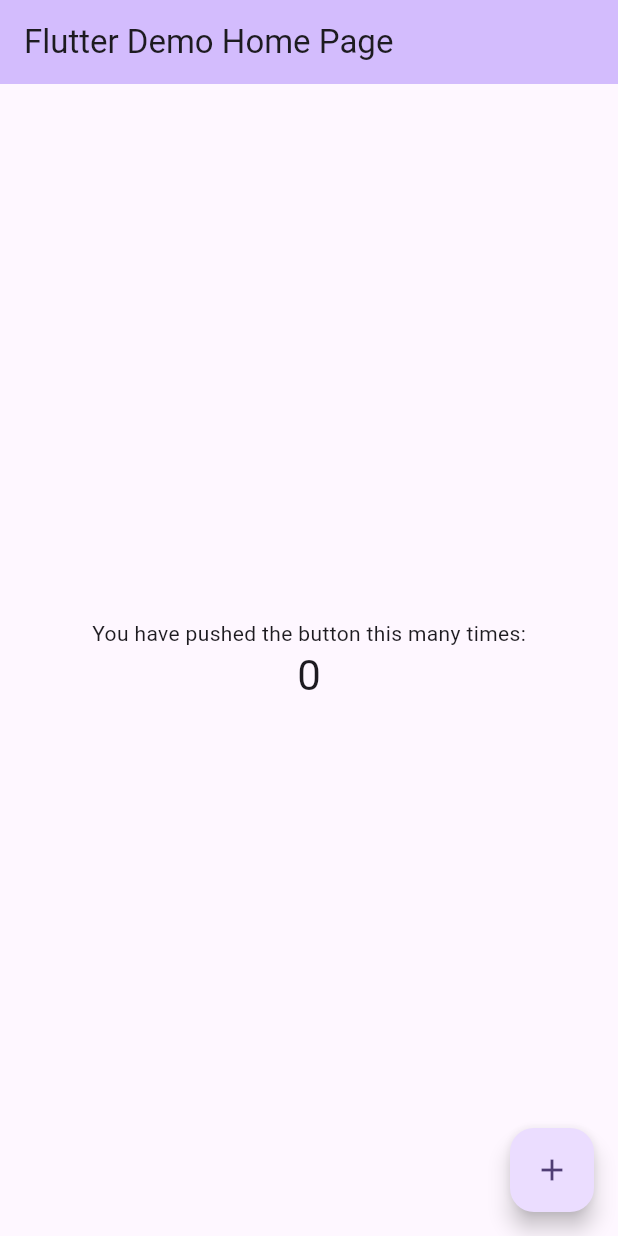
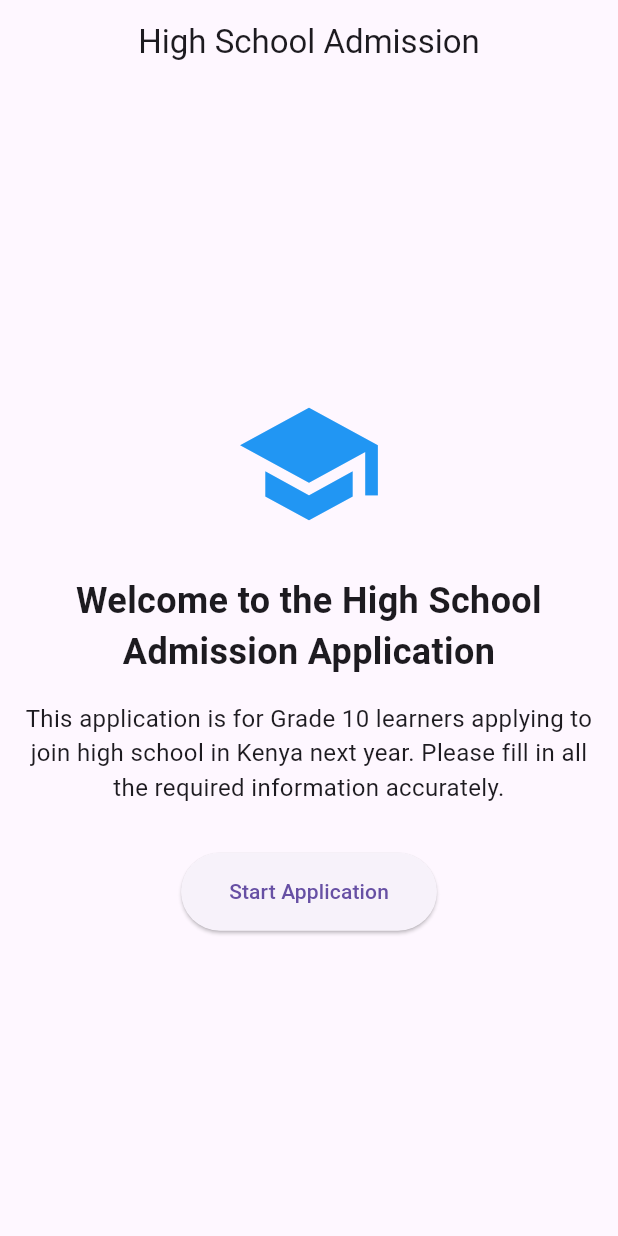
Before and after one commit to could-ai/019a0a86-845e-771f-9c58-c51d67e4208e, a Flutter app: the screen it shows after launch, on a phone screen of 412 x 824 dp. Run offline on Flutter 3.47's test engine with Material 3 defaults, Android fonts, the phone set to English and light mode, and no system bars.

Commit message:
Replacing the template main.dart with the admission app structure, including MaterialApp setup with a custom theme and routing to the WelcomeScreen.; Creating a data model class to hold all the application information fields required for the admission form, including personal details, academic records, and school preferences.; Creating the welcome screen that introduces the application and provides a button to start filling the form, navigating to the personal information screen.; Creating the personal information screen with a comprehensive form including student details, gender dropdown, and parent/guardian information, with validation and navigation to the academic info screen.; Creating the academic information screen to collect current school details, KCSE index, and subject grades from Grade 9, with form validation and navigation to school preferences.; Creating the school preferences screen allowing users to select up to 3 preferred Kenyan high schools from a list, with checkboxes for selection and additional text fields for reasons and extracurricular activities.; Creating the review screen to display all entered application data in a readable format, allowing users to verify their information before final submission, with a submit button that shows a confirmation dialog.

```diff
--- a/usr/lib/main.dart
+++ b/usr/lib/main.dart
@@ -1,120 +1,26 @@
 import 'package:flutter/material.dart';
+import 'package:couldai_user_app/screens/welcome_screen.dart';
 
 void main() {
-  runApp(const MyApp());
+  runApp(const AdmissionApp());
 }
 
-class MyApp extends StatelessWidget {
-  const MyApp({super.key});
+class AdmissionApp extends StatelessWidget {
+  const AdmissionApp({super.key});
 
-  // This widget is the root of your application.
   @override
   Widget build(BuildContext context) {
     return MaterialApp(
-      title: 'Flutter Demo',
+      title: 'High School Admission Application',
       debugShowCheckedModeBanner: false,
       theme: ThemeData(
-        // This is the theme of your application.
-        //
-        // TRY THIS: Try running your application with "flutter run". You'll see
-        // the application has a purple toolbar. Then, without quitting the app,
-        // try changing the seedColor in the colorScheme below to Colors.green
-        // and then invoke "hot reload" (save your changes or press the "hot
-        // reload" button in a Flutter-supported IDE, or press "r" if you used
-        // the command line to start the app).
-        //
-        // Notice that the counter didn't reset back to zero; the application
-        // state is not lost during the reload. To reset the state, use hot
-        // restart instead.
-        //
-        // This works for code too, not just values: Most code changes can be
-        // tested with just a hot reload.
-        colorScheme: ColorScheme.fromSeed(seedColor: Colors.deepPurple),
+        primarySwatch: Colors.blue,
+        inputDecorationTheme: const InputDecorationTheme(
+          border: OutlineInputBorder(),
+          contentPadding: EdgeInsets.symmetric(horizontal: 16, vertical: 12),
+        ),
       ),
-      home: const MyHomePage(title: 'Flutter Demo Home Page'),
+      home: const WelcomeScreen(),
     );
   }
 }
-
-class MyHomePage extends StatefulWidget {
-  const MyHomePage({super.key, required this.title});
-
-  // This widget is the home page of your application. It is stateful, meaning
-  // that it has a State object (defined below) that contains fields that affect
-  // how it looks.
-
-  // This class is the configuration for the state. It holds the values (in this
-  // case the title) provided by the parent (in this case the App widget) and
-  // used by the build method of the State. Fields in a Widget subclass are
-  // always marked "final".
-
-  final String title;
-
-  @override
-  State<MyHomePage> createState() => _MyHomePageState();
-}
-
-class _MyHomePageState extends State<MyHomePage> {
-  int _counter = 0;
-
-  void _incrementCounter() {
-    setState(() {
-      // This call to setState tells the Flutter framework that something has
-      // changed in this State, which causes it to rerun the build method below
-      // so that the display can reflect the updated values. If we changed
-      // _counter without calling setState(), then the build method would not be
-      // called again, and so nothing would appear to happen.
-      _counter++;
-    });
-  }
-
-  @override
-  Widget build(BuildContext context) {
-    // This method is rerun every time setState is called, for instance as done
-    // by the _incrementCounter method above.
-    //
-    // The Flutter framework has been optimized to make rerunning build methods
-    // fast, so that you can just rebuild anything that needs updating rather
-    // than having to individually change instances of widgets.
-    return Scaffold(
-      appBar: AppBar(
-        // TRY THIS: Try changing the color here to a specific color (to
-        // Colors.amber, perhaps?) and trigger a hot reload to see the AppBar
-        // change color while the other colors stay the same.
-        backgroundColor: Theme.of(context).colorScheme.inversePrimary,
-        // Here we take the value from the MyHomePage object that was created by
-        // the App.build method, and use it to set our appbar title.
-        title: Text(widget.title),
-      ),
-      body: Center(
-        // Center is a layout widget. It takes a single child and positions it
-        // in the middle of the parent.
-        child: Column(
-          // Column is also a layout widget. It takes a list of children and
-          // arranges them vertically. By default, it sizes itself to fit its
-          // children horizontally, and tries to be as tall as its parent.
-          //
-          // Column has various properties to control how it sizes itself and
-          // how it positions its children. Here we use mainAxisAlignment to
-          // center the children vertically; the main axis here is the vertical
-          // axis because Columns are vertical (the cross axis would be
-          // horizontal).
-          //
-          // TRY THIS: Invoke "debug painting" (choose the "Toggle Debug Paint"
-          // action in the IDE, or press "p" in the console), to see the
-          // wireframe for each widget.
-          mainAxisAlignment: MainAxisAlignment.center,
-          children: <Widget>[
-            const Text('You have pushed the button this many times:'),
-            Text('$_counter', style: Theme.of(context).textTheme.headlineMedium),
-          ],
-        ),
-      ),
-      floatingActionButton: FloatingActionButton(
-        onPressed: _incrementCounter,
-        tooltip: 'Increment',
-        child: const Icon(Icons.add),
-      ), // This trailing comma makes auto-formatting nicer for build methods.
-    );
-  }
-}
--- /dev/null
+++ b/usr/lib/models/application_data.dart
@@ -0,0 +1,21 @@
+class ApplicationData {
+  String fullName = '';
+  String dateOfBirth = '';
+  String gender = '';
+  String nationality = '';
+  String idNumber = '';
+  String phoneNumber = '';
+  String email = '';
+  String homeAddress = '';
+  String parentName = '';
+  String parentPhone = '';
+  String parentEmail = '';
+  String currentSchool = '';
+  String kcseIndex = '';
+  Map<String, String> subjects = {};
+  String overallGrade = '';
+  List<String> preferredSchools = [];
+  String whyJoinSchool = '';
+  String extracurricular = '';
+  String specialNeeds = '';
+}
--- /dev/null
+++ b/usr/lib/screens/welcome_screen.dart
@@ -0,0 +1,55 @@
+import 'package:flutter/material.dart';
+import 'package:couldai_user_app/models/application_data.dart';
+import 'package:couldai_user_app/screens/personal_info_screen.dart';
+
+class WelcomeScreen extends StatelessWidget {
+  const WelcomeScreen({super.key});
+
+  @override
+  Widget build(BuildContext context) {
+    return Scaffold(
+      appBar: AppBar(
+        title: const Text('High School Admission'),
+        centerTitle: true,
+      ),
+      body: Padding(
+        padding: const EdgeInsets.all(16.0),
+        child: Column(
+          mainAxisAlignment: MainAxisAlignment.center,
+          children: [
+            const Icon(Icons.school, size: 100, color: Colors.blue),
+            const SizedBox(height: 24),
+            const Text(
+              'Welcome to the High School Admission Application',
+              style: TextStyle(fontSize: 24, fontWeight: FontWeight.bold),
+              textAlign: TextAlign.center,
+            ),
+            const SizedBox(height: 16),
+            const Text(
+              'This application is for Grade 10 learners applying to join high school in Kenya next year. Please fill in all the required information accurately.',
+              style: TextStyle(fontSize: 16),
+              textAlign: TextAlign.center,
+            ),
+            const SizedBox(height: 32),
+            ElevatedButton(
+              onPressed: () {
+                Navigator.push(
+                  context,
+                  MaterialPageRoute(
+                    builder: (context) => PersonalInfoScreen(
+                      data: ApplicationData(),
+                    ),
+                  ),
+                );
+              },
+              child: const Text('Start Application'),
+              style: ElevatedButton.styleFrom(
+                padding: const EdgeInsets.symmetric(horizontal: 32, vertical: 16),
+              ),
+            ),
+          ],
+        ),
+      ),
+    );
+  }
+}
```
Also changed, not shown: usr/lib/screens/academic_info_screen.dart (added, +129 -0 lines), usr/lib/screens/personal_info_screen.dart (added, +162 -0 lines), usr/lib/screens/review_screen.dart (added, +78 -0 lines), usr/lib/screens/school_preferences_screen.dart (added, +119 -0 lines).
